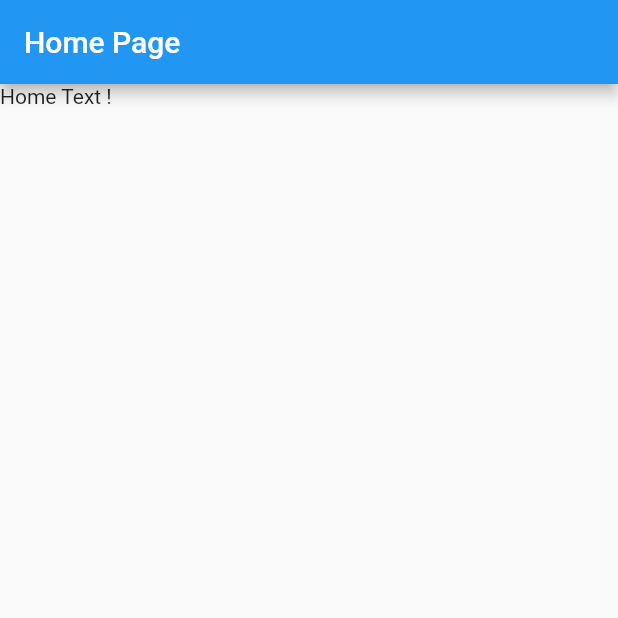
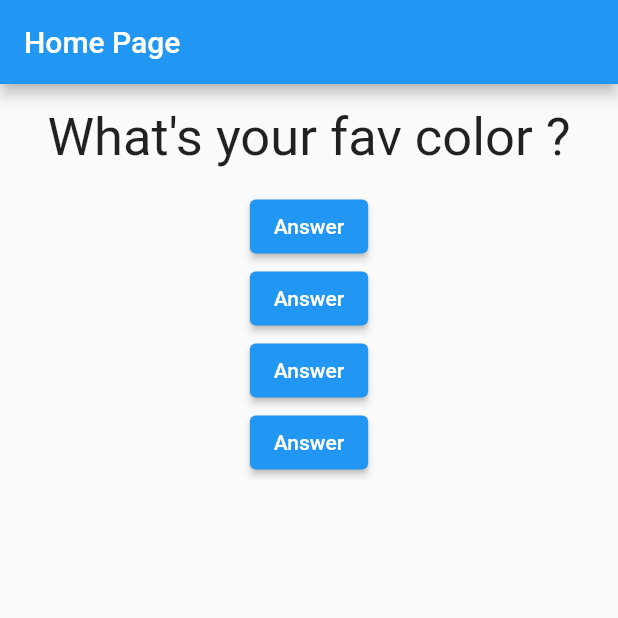
Before and after one commit to abhishekdwibedy-2002/Flutter-Workspace, a Flutter app: the screen it shows after launch, on a phone screen of 412 x 824 dp, the top half of it. Run offline on Flutter 3.47's test engine with Material 2 defaults, Android fonts, the phone set to English and light mode, and no system bars.

Commit message:
flutter code

```diff
--- a/dt21_02_22/lib/main.dart
+++ b/dt21_02_22/lib/main.dart
@@ -1,5 +1,6 @@
-// ignore_for_file: prefer_const_constructors, avoid_print
+// ignore_for_file: prefer_const_constructors, avoid_print, unused_local_variable
 import 'package:flutter/material.dart';
+import './question.dart';
 
 void main() {
   runApp(const MyApp());
@@ -24,14 +25,36 @@ class _MyAppState extends State<MyApp> {
 
   @override
   Widget build(BuildContext context) {
+    var questionList = [
+      'What\'s your fav color ?',
+      'What\'s your fav animal ?',
+    ];
     return MaterialApp(
       home: Scaffold(
         appBar: AppBar(
           title: const Text('Home Page'),
         ),
         body: Column(
-          children: const [
-            Text('Home Text !'),
+          children: [
+            Question(
+              questionList[index],
+            ),
+            ElevatedButton(
+              onPressed: question,
+              child: Text('Answer'),
+            ),
+            ElevatedButton(
+              onPressed: question,
+              child: Text('Answer'),
+            ),
+            ElevatedButton(
+              onPressed: question,
+              child: Text('Answer'),
+            ),
+            ElevatedButton(
+              onPressed: question,
+              child: Text('Answer'),
+            ),
           ],
         ),
       ),
--- a/dt21_02_22/lib/question.dart
+++ b/dt21_02_22/lib/question.dart
@@ -0,0 +1,24 @@
+// ignore_for_file: use_key_in_widget_constructors, avoid_unnecessary_containers
+
+import 'package:flutter/material.dart';
+
+class Question extends StatelessWidget {
+  final String queindex;
+
+  const Question(this.queindex);
+
+  @override
+  Widget build(BuildContext context) {
+    return Container(
+      width: double.infinity,
+      margin: const EdgeInsets.all(15.0),
+      child: Text(
+        queindex,
+        textAlign: TextAlign.center,
+        style: const TextStyle(
+          fontSize: 35,
+        ),
+      ),
+    );
+  }
+}
```
